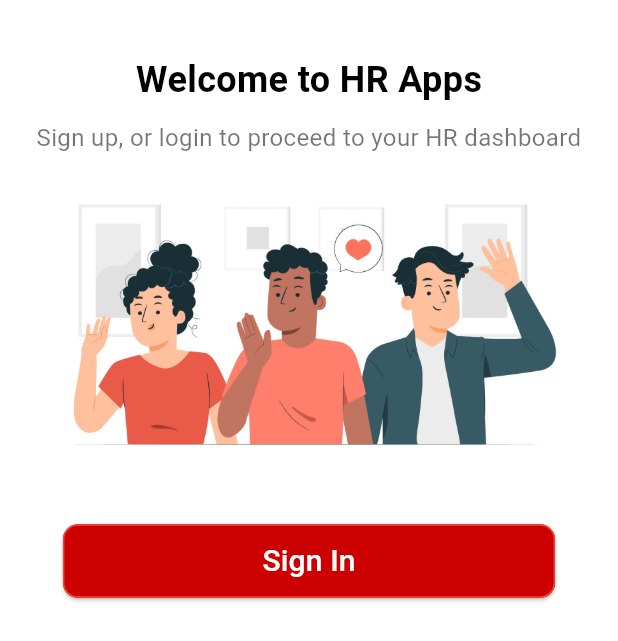
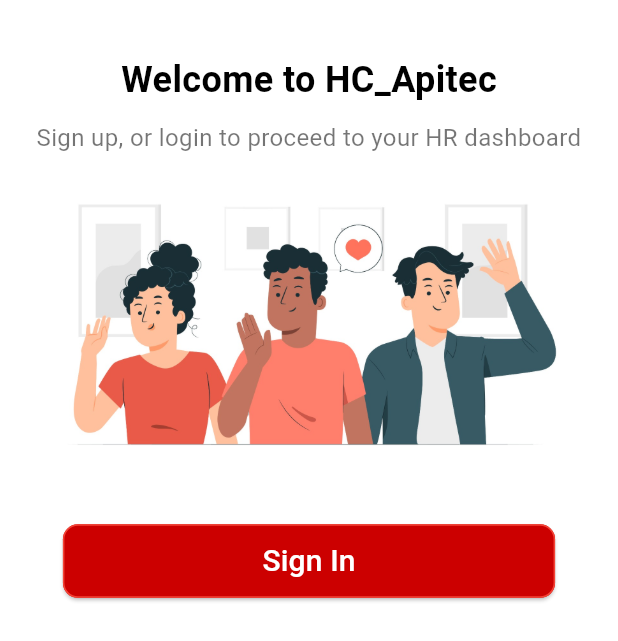
Before and after one commit to anca234/flutter_hris_app, a Flutter app: the AuthScreen screen opened directly, on a phone screen of 412 x 824 dp. Shown: the top 641 px of the screen. Run offline on Flutter 3.47's test engine with Material 3 defaults, Android fonts, the phone set to English and light mode, and no system bars; our stand-ins replace device_info_plus, geocoding, geolocator, shared_preferences; accounts and stored records are empty.

Commit message:
auth change from HR apps to HC_Apitec

```diff
--- a/lib/screens/auth_screen.dart
+++ b/lib/screens/auth_screen.dart
@@ -31,7 +31,7 @@ class AuthScreen extends StatelessWidget {
               children: [
                 const SizedBox(height: 20),
                 const Text(
-                  "Welcome to HR Apps",
+                  "Welcome to HC_Apitec",
                   style: TextStyle(
                       fontSize: 24,
                       fontWeight: FontWeight.bold,
@@ -115,7 +115,8 @@ class AuthScreen extends StatelessWidget {
                     const SizedBox(height: 16),
                     const Text(
                       "Sign In",
-                    style: TextStyle(fontSize: 20, fontWeight: FontWeight.bold),
+                      style:
+                          TextStyle(fontSize: 20, fontWeight: FontWeight.bold),
                     ),
                     const SizedBox(height: 16),
                     TextField(
@@ -174,7 +175,8 @@ class AuthScreen extends StatelessWidget {
                             borderRadius: BorderRadius.circular(10.0),
                             side: BorderSide(color: Colors.red)),
                         backgroundColor: const Color.fromRGBO(204, 0, 0, 1.0),
-                      padding: EdgeInsets.symmetric(horizontal: 30, vertical: 10),
+                        padding:
+                            EdgeInsets.symmetric(horizontal: 30, vertical: 10),
                       ),
                       child: const Text(
                         "Login",
@@ -194,7 +196,6 @@ class AuthScreen extends StatelessWidget {
       },
     );
   }
-
 
   void _validateAndLogin(BuildContext context) async {
     final email = _emailController.text.trim();
```
Lines whose indentation alone changed are shown as unchanged.
